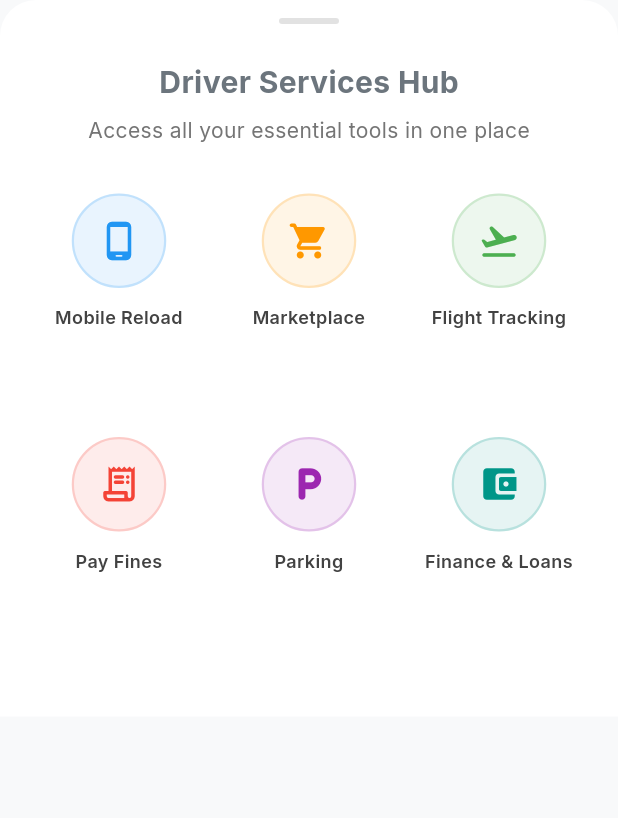
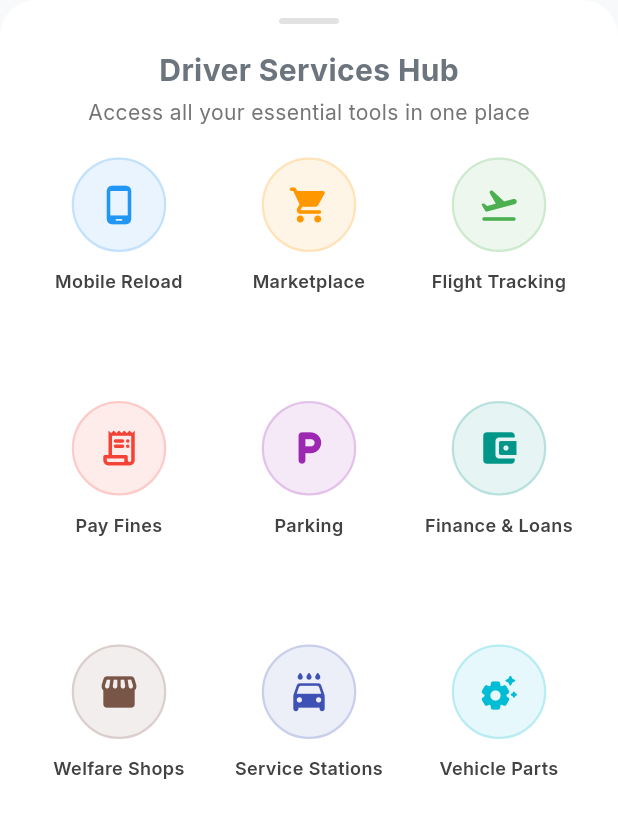
Before and after one commit to sampathwran/AIAPRTD_Member_App, a Flutter app: the ServicesHubBottomSheet widget shown alone on an empty page, opened directly, on a phone screen of 412 x 824 dp. Shown: the top 818 px of the screen. Run offline on Flutter 3.47's test engine with Material 3 defaults, Android fonts, the phone set to English and light mode, and no system bars; our stand-ins replace audioplayers, battery_plus, cached_network_image, camera, cloud_firestore, firebase_auth and 13 more; missing offline and left inert: app_to_foreground, dash_bubble, flutter_background_service, flutter_background_service_android, google_mlkit_face_detection, mailer and 1 more; accounts and stored records are empty.

Commit message:
feat(ui): add new sections to services hub and adjust spacing

```diff
--- a/lib/features/services_hub/services_hub_bottom_sheet.dart
+++ b/lib/features/services_hub/services_hub_bottom_sheet.dart
@@ -69,6 +69,25 @@ class ServicesHubBottomSheet extends StatelessWidget {
         'color': Colors.teal,
         'onTap': () => _showComingSoon(context, 'Finance & Loans', Colors.teal),
       },
+      {
+        'icon': Icons.storefront_rounded,
+        'label': 'Welfare Shops',
+        'color': Colors.brown,
+        'onTap': () => _showComingSoon(context, 'Welfare Shops', Colors.brown),
+      },
+      {
+        'icon': Icons.local_car_wash_rounded,
+        'label': 'Service Stations',
+        'color': Colors.indigo,
+        'onTap': () =>
+            _showComingSoon(context, 'Service Stations', Colors.indigo),
+      },
+      {
+        'icon': Icons.settings_suggest_rounded,
+        'label': 'Vehicle Parts',
+        'color': Colors.cyan,
+        'onTap': () => _showComingSoon(context, 'Vehicle Parts', Colors.cyan),
+      },
     ];
 
     return Container(
@@ -76,7 +95,7 @@ class ServicesHubBottomSheet extends StatelessWidget {
         color: isDark ? const Color(0xFF1E1E1E) : Colors.white,
         borderRadius: const BorderRadius.vertical(top: Radius.circular(24)),
       ),
-      padding: const EdgeInsets.only(top: 12, left: 24, right: 24, bottom: 32),
+      padding: const EdgeInsets.only(top: 12, left: 24, right: 24, bottom: 24),
       child: Column(
         mainAxisSize: MainAxisSize.min,
         children: [
@@ -89,7 +108,7 @@ class ServicesHubBottomSheet extends StatelessWidget {
               borderRadius: BorderRadius.circular(2),
             ),
           ),
-          const SizedBox(height: 24),
+          const SizedBox(height: 16), // Reduced from 24
           const Text(
             'Driver Services Hub',
             style: TextStyle(
@@ -97,7 +116,7 @@ class ServicesHubBottomSheet extends StatelessWidget {
               fontWeight: FontWeight.bold,
             ),
           ),
-          const SizedBox(height: 8),
+          const SizedBox(height: 4), // Reduced from 8
           Text(
             'Access all your essential tools in one place',
             style: TextStyle(
@@ -105,7 +124,7 @@ class ServicesHubBottomSheet extends StatelessWidget {
               fontSize: 14,
             ),
           ),
-          const SizedBox(height: 32),
+          const SizedBox(height: 20), // Reduced from 32
           GridView.builder(
             shrinkWrap: true,
             physics: const NeverScrollableScrollPhysics(),
```
